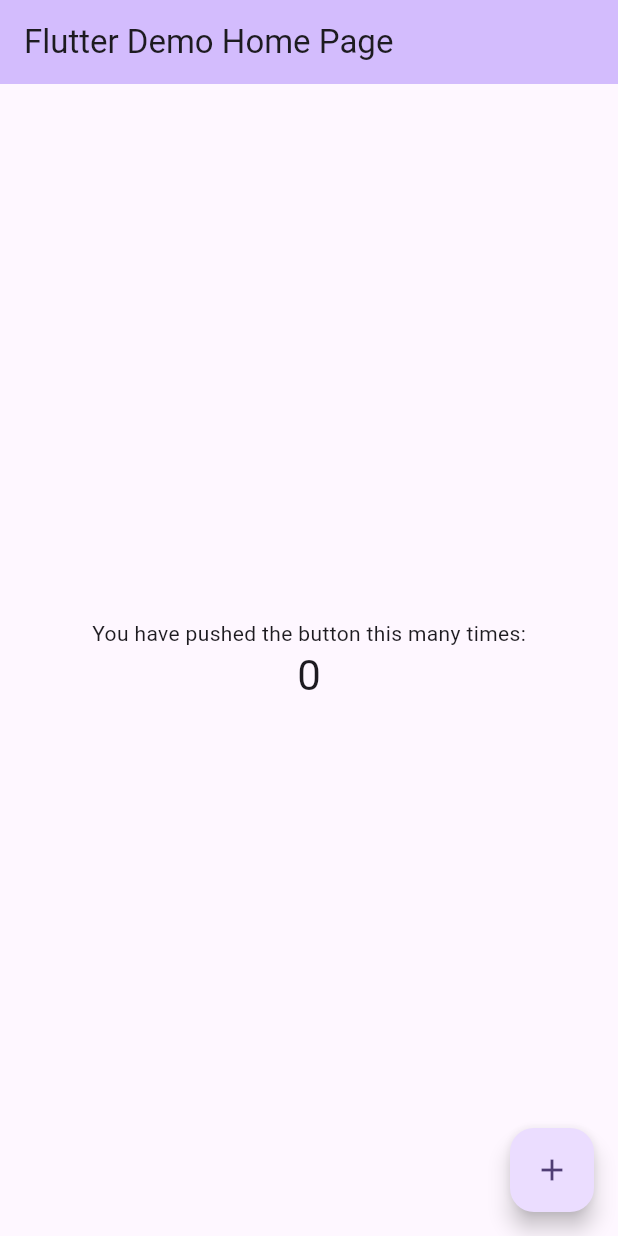
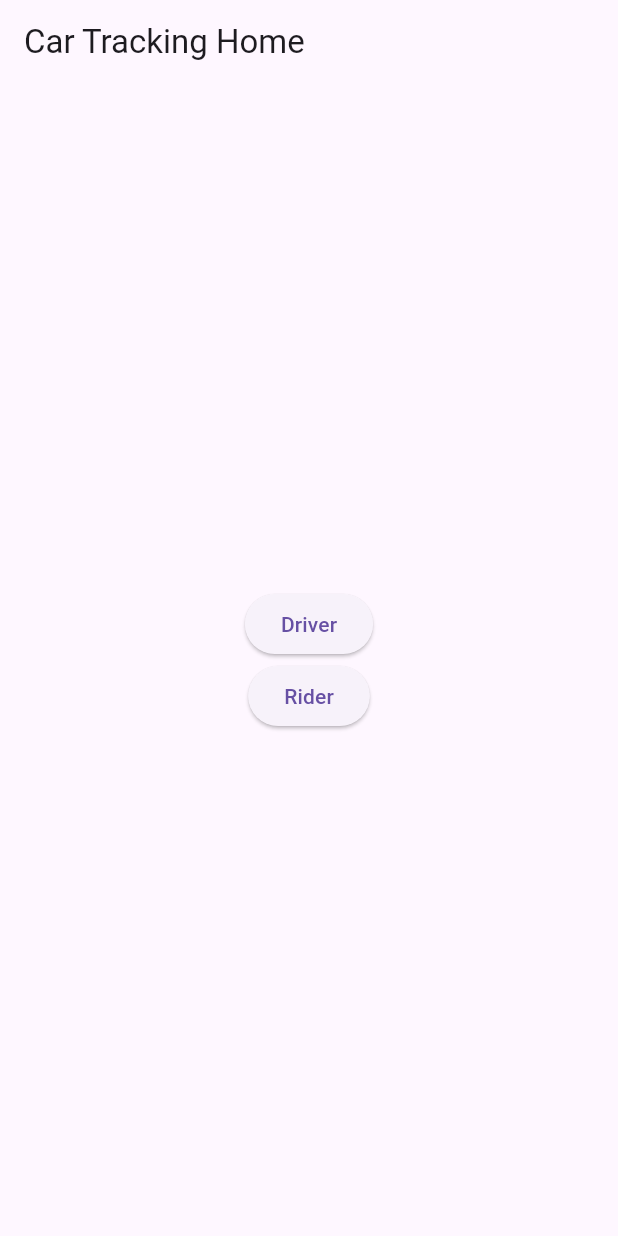
Before and after one commit to GulayAdgzl/GPS, a Flutter app: the screen it shows after launch, on a phone screen of 412 x 824 dp. Run offline on Flutter 3.47's test engine with Material 3 defaults, Android fonts, the phone set to English and light mode, and no system bars; our stand-ins replace firebase_core; accounts and stored records are empty.

Commit message:
feat: Add home screen with driver and rider navigation

```diff
--- a/gps/lib/main.dart
+++ b/gps/lib/main.dart
@@ -1,125 +1,52 @@
+import 'package:firebase_core/firebase_core.dart';
 import 'package:flutter/material.dart';
 
-void main() {
+import 'firebase_options.dart';
+
+void main() async {
+  WidgetsFlutterBinding.ensureInitialized();
+  await Firebase.initializeApp(
+    options: DefaultFirebaseOptions.currentPlatform,
+  );
+
   runApp(const MyApp());
 }
 
 class MyApp extends StatelessWidget {
   const MyApp({super.key});
 
-  // This widget is the root of your application.
   @override
   Widget build(BuildContext context) {
     return MaterialApp(
-      title: 'Flutter Demo',
-      theme: ThemeData(
-        // This is the theme of your application.
-        //
-        // TRY THIS: Try running your application with "flutter run". You'll see
-        // the application has a purple toolbar. Then, without quitting the app,
-        // try changing the seedColor in the colorScheme below to Colors.green
-        // and then invoke "hot reload" (save your changes or press the "hot
-        // reload" button in a Flutter-supported IDE, or press "r" if you used
-        // the command line to start the app).
-        //
-        // Notice that the counter didn't reset back to zero; the application
-        // state is not lost during the reload. To reset the state, use hot
-        // restart instead.
-        //
-        // This works for code too, not just values: Most code changes can be
-        // tested with just a hot reload.
-        colorScheme: ColorScheme.fromSeed(seedColor: Colors.deepPurple),
-        useMaterial3: true,
-      ),
-      home: const MyHomePage(title: 'Flutter Demo Home Page'),
+      title: 'Real-Time Car Tracking',
+      debugShowCheckedModeBanner: false,
+      home: HomeScreen(),
     );
   }
 }
 
-class MyHomePage extends StatefulWidget {
-  const MyHomePage({super.key, required this.title});
-
-  // This widget is the home page of your application. It is stateful, meaning
-  // that it has a State object (defined below) that contains fields that affect
-  // how it looks.
-
-  // This class is the configuration for the state. It holds the values (in this
-  // case the title) provided by the parent (in this case the App widget) and
-  // used by the build method of the State. Fields in a Widget subclass are
-  // always marked "final".
-
-  final String title;
-
-  @override
-  State<MyHomePage> createState() => _MyHomePageState();
-}
-
-class _MyHomePageState extends State<MyHomePage> {
-  int _counter = 0;
-
-  void _incrementCounter() {
-    setState(() {
-      // This call to setState tells the Flutter framework that something has
-      // changed in this State, which causes it to rerun the build method below
-      // so that the display can reflect the updated values. If we changed
-      // _counter without calling setState(), then the build method would not be
-      // called again, and so nothing would appear to happen.
-      _counter++;
-    });
-  }
-
+class HomeScreen extends StatelessWidget {
   @override
   Widget build(BuildContext context) {
-    // This method is rerun every time setState is called, for instance as done
-    // by the _incrementCounter method above.
-    //
-    // The Flutter framework has been optimized to make rerunning build methods
-    // fast, so that you can just rebuild anything that needs updating rather
-    // than having to individually change instances of widgets.
     return Scaffold(
-      appBar: AppBar(
-        // TRY THIS: Try changing the color here to a specific color (to
-        // Colors.amber, perhaps?) and trigger a hot reload to see the AppBar
-        // change color while the other colors stay the same.
-        backgroundColor: Theme.of(context).colorScheme.inversePrimary,
-        // Here we take the value from the MyHomePage object that was created by
-        // the App.build method, and use it to set our appbar title.
-        title: Text(widget.title),
-      ),
+      appBar: AppBar(title: const Text("Car Tracking Home")),
       body: Center(
-        // Center is a layout widget. It takes a single child and positions it
-        // in the middle of the parent.
         child: Column(
-          // Column is also a layout widget. It takes a list of children and
-          // arranges them vertically. By default, it sizes itself to fit its
-          // children horizontally, and tries to be as tall as its parent.
-          //
-          // Column has various properties to control how it sizes itself and
-          // how it positions its children. Here we use mainAxisAlignment to
-          // center the children vertically; the main axis here is the vertical
-          // axis because Columns are vertical (the cross axis would be
-          // horizontal).
-          //
-          // TRY THIS: Invoke "debug painting" (choose the "Toggle Debug Paint"
-          // action in the IDE, or press "p" in the console), to see the
-          // wireframe for each widget.
           mainAxisAlignment: MainAxisAlignment.center,
-          children: <Widget>[
-            const Text(
-              'You have pushed the button this many times:',
+          children: [
+            ElevatedButton(
+              child: const Text("Driver"),
+              onPressed: () => Navigator.push(
+                  context, MaterialPageRoute(builder: (_) => DriverScreen())),
             ),
-            Text(
-              '$_counter',
-              style: Theme.of(context).textTheme.headlineMedium,
+            ElevatedButton(
+              child: const Text("Rider"),
+              onPressed: () => Navigator.push(
+                  context, MaterialPageRoute(builder: (_) => RiderScreen())),
             ),
           ],
         ),
       ),
-      floatingActionButton: FloatingActionButton(
-        onPressed: _incrementCounter,
-        tooltip: 'Increment',
-        child: const Icon(Icons.add),
-      ), // This trailing comma makes auto-formatting nicer for build methods.
     );
   }
 }
--- a/gps/pubspec.yaml
+++ b/gps/pubspec.yaml
@@ -17,13 +17,17 @@ dependencies:
   cloud_firestore: ^6.0.0
   firebase_core: ^4.0.0
   permission_handler: ^12.0.1
+  firebase_auth: ^6.0.1
+  firebase_database: ^12.0.0
+  google_maps_flutter: ^2.12.3
+  geolocator: ^14.0.2
+  provider: ^6.1.5
 
 dev_dependencies:
   flutter_test:
     sdk: flutter
 
   flutter_lints: ^5.0.0
-  google_maps_flutter: ^2.12.3
 
 flutter:
   uses-material-design: true
```
Also changed, not shown: gps/lib/screen/map_screen.dart (deleted, +0 -167 lines), gps/lib/core/firebase_options.dart (added), gps/lib/screen/driver_screen.dart (added), gps/lib/screen/rider_screen.dart (added), gps/lib/utils/widgets/map_widget.dart (added), gps/pubspec.lock, 3 other files.
